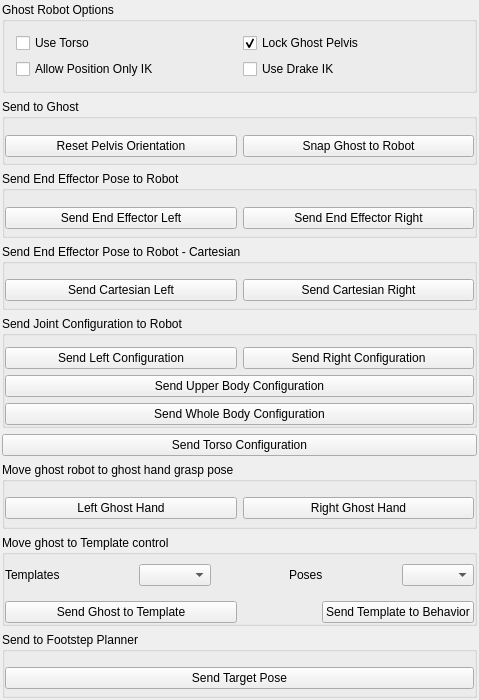
This is vigir_ocs_ghost_control_widget/src/ui/ghost_control_widget.ui in team-vigir/vigir_ocs_common as Qt 5 draws it before an edit. The edited form follows.
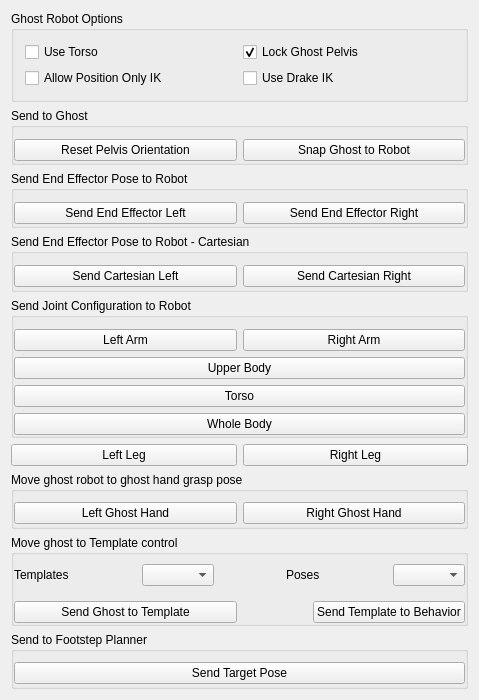
This is the edited form.

Commit message: Update ghost control widget with leg joint config controls

The edit to the form file:
```diff
--- a/vigir_ocs_ghost_control_widget/src/ui/ghost_control_widget.ui
+++ b/vigir_ocs_ghost_control_widget/src/ui/ghost_control_widget.ui
@@ -19,20 +19,107 @@
   <property name="windowTitle">
    <string>GhostControlWidget</string>
   </property>
-  <layout class="QGridLayout" name="gridLayout_7">
-   <property name="leftMargin">
-    <number>2</number>
-   </property>
-   <property name="topMargin">
-    <number>2</number>
-   </property>
-   <property name="rightMargin">
-    <number>2</number>
-   </property>
-   <property name="bottomMargin">
-    <number>2</number>
-   </property>
-   <item row="4" column="0">
+  <layout class="QGridLayout" name="gridLayout_4">
+   <item row="0" column="0" colspan="2">
+    <widget class="QWidget" name="widget_2" native="true">
+     <layout class="QVBoxLayout" name="verticalLayout">
+      <property name="spacing">
+       <number>0</number>
+      </property>
+      <property name="leftMargin">
+       <number>0</number>
+      </property>
+      <property name="topMargin">
+       <number>0</number>
+      </property>
+      <property name="rightMargin">
+       <number>0</number>
+      </property>
+      <property name="bottomMargin">
+       <number>0</number>
+      </property>
+      <item>
+       <widget class="QGroupBox" name="groupBox">
+        <property name="title">
+         <string>Ghost Robot Options</string>
+        </property>
+        <layout class="QGridLayout" name="gridLayout_2">
+         <item row="0" column="0">
+          <widget class="QCheckBox" name="planning_torso_">
+           <property name="text">
+            <string>Use Torso</string>
+           </property>
+           <property name="checkable">
+            <bool>true</bool>
+           </property>
+           <property name="checked">
+            <bool>false</bool>
+           </property>
+          </widget>
+         </item>
+         <item row="0" column="1">
+          <widget class="QCheckBox" name="lock_pelvis_">
+           <property name="text">
+            <string>Lock Ghost Pelvis</string>
+           </property>
+           <property name="checked">
+            <bool>true</bool>
+           </property>
+          </widget>
+         </item>
+         <item row="1" column="0">
+          <widget class="QCheckBox" name="position_only_ik_">
+           <property name="text">
+            <string>Allow Position Only IK</string>
+           </property>
+          </widget>
+         </item>
+         <item row="1" column="1">
+          <widget class="QCheckBox" name="use_drake_ik_">
+           <property name="text">
+            <string>Use Drake IK</string>
+           </property>
+          </widget>
+         </item>
+        </layout>
+       </widget>
+      </item>
+     </layout>
+    </widget>
+   </item>
+   <item row="1" column="0" colspan="2">
+    <widget class="QGroupBox" name="groupBox_3">
+     <property name="title">
+      <string>Send to Ghost</string>
+     </property>
+     <layout class="QHBoxLayout" name="horizontalLayout_9">
+      <property name="leftMargin">
+       <number>0</number>
+      </property>
+      <property name="rightMargin">
+       <number>0</number>
+      </property>
+      <property name="bottomMargin">
+       <number>0</number>
+      </property>
+      <item>
+       <widget class="QPushButton" name="reset_pelvis_button_">
+        <property name="text">
+         <string>Reset Pelvis Orientation</string>
+        </property>
+       </widget>
+      </item>
+      <item>
+       <widget class="QPushButton" name="snap_button_">
+        <property name="text">
+         <string>Snap Ghost to Robot</string>
+        </property>
+       </widget>
+      </item>
+     </layout>
+    </widget>
+   </item>
+   <item row="2" column="0" colspan="2">
     <widget class="QGroupBox" name="groupBox_2">
      <property name="title">
       <string>Send End Effector Pose to Robot</string>
@@ -64,7 +151,42 @@
      </layout>
     </widget>
    </item>
-   <item row="6" column="0">
+   <item row="3" column="0" colspan="2">
+    <widget class="QGroupBox" name="groupBox_8">
+     <property name="title">
+      <string>Send End Effector Pose to Robot - Cartesian</string>
+     </property>
+     <layout class="QGridLayout" name="gridLayout">
+      <property name="leftMargin">
+       <number>0</number>
+      </property>
+      <property name="topMargin">
+       <number>9</number>
+      </property>
+      <property name="rightMargin">
+       <number>0</number>
+      </property>
+      <property name="bottomMargin">
+       <number>0</number>
+      </property>
+      <item row="0" column="0">
+       <widget class="QPushButton" name="send_left_cartesian_button_">
+        <property name="text">
+         <string>Send Cartesian Left</string>
+        </property>
+       </widget>
+      </item>
+      <item row="0" column="1">
+       <widget class="QPushButton" name="send_right_cartesian_button_">
+        <property name="text">
+         <string>Send Cartesian Right</string>
+        </property>
+       </widget>
+      </item>
+     </layout>
+    </widget>
+   </item>
+   <item row="4" column="0" colspan="2">
     <widget class="QGroupBox" name="groupBox_5">
      <property name="title">
       <string>Send Joint Configuration to Robot</string>
@@ -103,14 +225,14 @@
             </size>
            </property>
            <property name="text">
-            <string>Send Right Configuration</string>
+            <string>Right Arm</string>
            </property>
           </widget>
          </item>
          <item row="0" column="1">
           <widget class="QPushButton" name="send_left_configuration_button_">
            <property name="text">
-            <string>Send Left Configuration</string>
+            <string>Left Arm</string>
            </property>
           </widget>
          </item>
@@ -120,53 +242,42 @@
       <item>
        <widget class="QPushButton" name="send_upper_body_button_">
         <property name="text">
-         <string>Send Upper Body Configuration</string>
+         <string>Upper Body</string>
+        </property>
+       </widget>
+      </item>
+      <item>
+       <widget class="QPushButton" name="send_torso_button_">
+        <property name="text">
+         <string>Torso</string>
         </property>
        </widget>
       </item>
       <item>
        <widget class="QPushButton" name="send_whole_body_button_">
         <property name="text">
-         <string>Send Whole Body Configuration</string>
+         <string>Whole Body</string>
         </property>
        </widget>
       </item>
      </layout>
     </widget>
    </item>
-   <item row="2" column="0">
-    <widget class="QGroupBox" name="groupBox_3">
-     <property name="title">
-      <string>Send to Ghost</string>
+   <item row="5" column="0">
+    <widget class="QPushButton" name="send_left_leg_button_">
+     <property name="text">
+      <string>Left Leg</string>
      </property>
-     <layout class="QHBoxLayout" name="horizontalLayout_9">
-      <property name="leftMargin">
-       <number>0</number>
-      </property>
-      <property name="rightMargin">
-       <number>0</number>
-      </property>
-      <property name="bottomMargin">
-       <number>0</number>
-      </property>
-      <item>
-       <widget class="QPushButton" name="reset_pelvis_button_">
-        <property name="text">
-         <string>Reset Pelvis Orientation</string>
-        </property>
-       </widget>
-      </item>
-      <item>
-       <widget class="QPushButton" name="snap_button_">
-        <property name="text">
-         <string>Snap Ghost to Robot</string>
-        </property>
-       </widget>
-      </item>
-     </layout>
     </widget>
    </item>
-   <item row="8" column="0">
+   <item row="5" column="1">
+    <widget class="QPushButton" name="send_left_leg_button_1">
+     <property name="text">
+      <string>Right Leg</string>
+     </property>
+    </widget>
+   </item>
+   <item row="7" column="0" colspan="2">
     <widget class="QGroupBox" name="groupBox_6">
      <property name="title">
       <string>Move ghost robot to ghost hand grasp pose</string>
@@ -207,109 +318,7 @@
      </layout>
     </widget>
    </item>
-   <item row="1" column="0">
-    <widget class="QWidget" name="widget_2" native="true">
-     <layout class="QVBoxLayout" name="verticalLayout">
-      <property name="spacing">
-       <number>0</number>
-      </property>
-      <property name="leftMargin">
-       <number>0</number>
-      </property>
-      <property name="topMargin">
-       <number>0</number>
-      </property>
-      <property name="rightMargin">
-       <number>0</number>
-      </property>
-      <property name="bottomMargin">
-       <number>0</number>
-      </property>
-      <item>
-       <widget class="QGroupBox" name="groupBox">
-        <property name="title">
-         <string>Ghost Robot Options</string>
-        </property>
-        <layout class="QGridLayout" name="gridLayout_2">
-         <item row="0" column="0">
-          <widget class="QCheckBox" name="planning_torso_">
-           <property name="text">
-            <string>Use Torso</string>
-           </property>
-           <property name="checkable">
-            <bool>true</bool>
-           </property>
-           <property name="checked">
-            <bool>false</bool>
-           </property>
-          </widget>
-         </item>
-         <item row="0" column="1">
-          <widget class="QCheckBox" name="lock_pelvis_">
-           <property name="text">
-            <string>Lock Ghost Pelvis</string>
-           </property>
-           <property name="checked">
-            <bool>true</bool>
-           </property>
-          </widget>
-         </item>
-         <item row="1" column="0">
-          <widget class="QCheckBox" name="position_only_ik_">
-           <property name="text">
-            <string>Allow Position Only IK</string>
-           </property>
-          </widget>
-         </item>
-         <item row="1" column="1">
-          <widget class="QCheckBox" name="use_drake_ik_">
-           <property name="text">
-            <string>Use Drake IK</string>
-           </property>
-          </widget>
-         </item>
-        </layout>
-       </widget>
-      </item>
-     </layout>
-    </widget>
-   </item>
-   <item row="5" column="0">
-    <widget class="QGroupBox" name="groupBox_8">
-     <property name="title">
-      <string>Send End Effector Pose to Robot - Cartesian</string>
-     </property>
-     <layout class="QGridLayout" name="gridLayout">
-      <property name="leftMargin">
-       <number>0</number>
-      </property>
-      <property name="topMargin">
-       <number>9</number>
-      </property>
-      <property name="rightMargin">
-       <number>0</number>
-      </property>
-      <property name="bottomMargin">
-       <number>0</number>
-      </property>
-      <item row="0" column="0">
-       <widget class="QPushButton" name="send_left_cartesian_button_">
-        <property name="text">
-         <string>Send Cartesian Left</string>
-        </property>
-       </widget>
-      </item>
-      <item row="0" column="1">
-       <widget class="QPushButton" name="send_right_cartesian_button_">
-        <property name="text">
-         <string>Send Cartesian Right</string>
-        </property>
-       </widget>
-      </item>
-     </layout>
-    </widget>
-   </item>
-   <item row="9" column="0">
+   <item row="8" column="0" colspan="2">
     <widget class="QGroupBox" name="groupBox_7">
      <property name="title">
       <string>Move ghost to Template control</string>
@@ -435,7 +444,7 @@
      </layout>
     </widget>
    </item>
-   <item row="10" column="0">
+   <item row="9" column="0" colspan="2">
     <widget class="QGroupBox" name="groupBox_4">
      <property name="title">
       <string>Send to Footstep Planner</string>
@@ -469,13 +478,6 @@
      </layout>
     </widget>
    </item>
-   <item row="7" column="0">
-    <widget class="QPushButton" name="send_torso_button_">
-     <property name="text">
-      <string>Send Torso Configuration</string>
-     </property>
-    </widget>
-   </item>
   </layout>
  </widget>
  <layoutdefault spacing="6" margin="11"/>
```
The commit also changes 2 other files.
